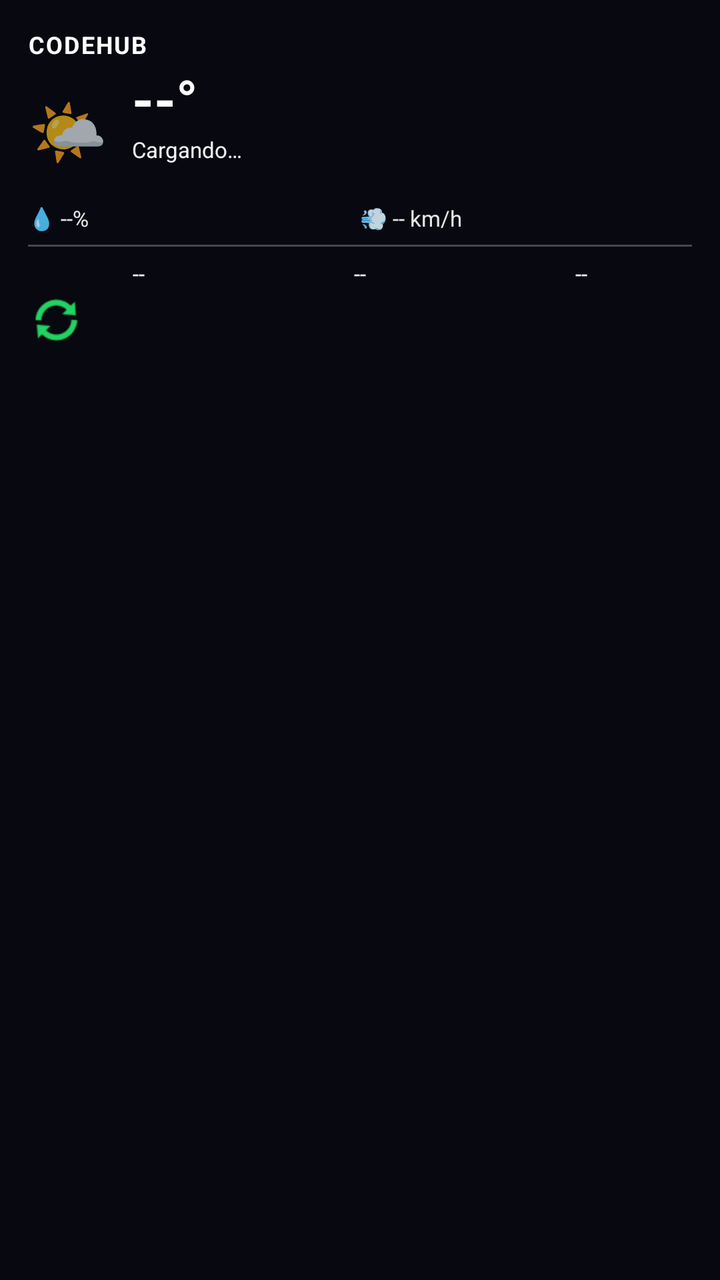
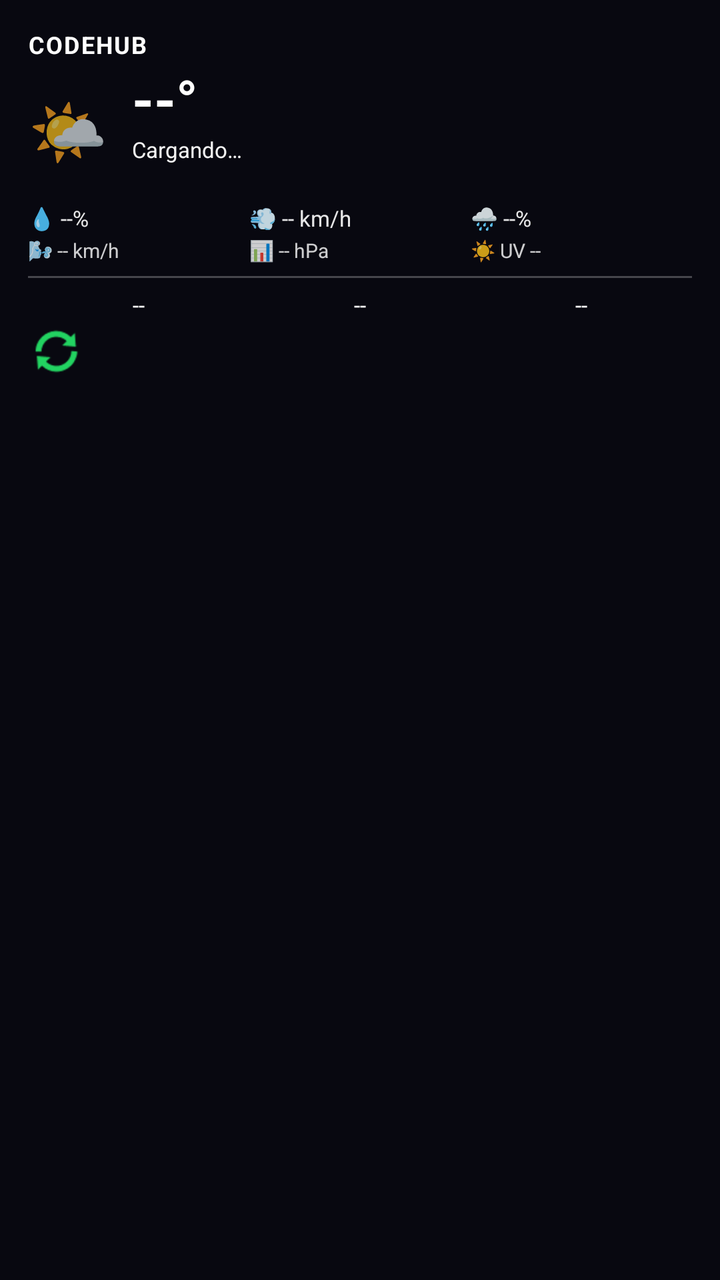

The first picture is an Android layout as it rendered before a commit; the second is the same layout after the commit. The layout source and the unified diff follow.
<!-- AndroidManifest.xml: application theme Theme.CodeHub -->
<!-- res/layout/widget_weather.xml -->
<?xml version="1.0" encoding="utf-8"?>
<FrameLayout xmlns:android="http://schemas.android.com/apk/res/android"
    android:id="@+id/widget_root"
    android:layout_width="match_parent"
    android:layout_height="match_parent">

    <ImageView
        android:id="@+id/widget_bg_image"
        android:layout_width="match_parent"
        android:layout_height="match_parent"
        android:scaleType="fitXY"
        android:contentDescription="@null" />

    <LinearLayout
        android:layout_width="match_parent"
        android:layout_height="match_parent"
        android:orientation="vertical"
        android:padding="14dp">

        
        <LinearLayout
            android:layout_width="match_parent"
            android:layout_height="wrap_content"
            android:orientation="horizontal"
            android:gravity="center_vertical"
            android:layout_marginBottom="4dp">

            <TextView
                android:id="@+id/widget_city"
                android:layout_width="0dp"
                android:layout_height="wrap_content"
                android:layout_weight="1"
                android:text="CodeHub"
                android:textColor="#FFFFFF"
                android:textSize="12sp"
                android:textStyle="bold"
                android:textAllCaps="true"
                android:letterSpacing="0.06"
                android:maxLines="1"
                android:ellipsize="end" />

            <TextView
                android:id="@+id/widget_updated"
                android:layout_width="wrap_content"
                android:layout_height="wrap_content"
                android:text=""
                android:textColor="#E6FFFFFF"
                android:textSize="10sp"
                android:maxLines="1" />
        </LinearLayout>

        
        <LinearLayout
            android:layout_width="match_parent"
            android:layout_height="wrap_content"
            android:orientation="horizontal"
            android:gravity="center_vertical"
            android:layout_marginBottom="2dp">

            <TextView
                android:id="@+id/widget_icon"
                android:layout_width="wrap_content"
                android:layout_height="wrap_content"
                android:layout_marginEnd="12dp"
                android:text="🌤️"
                android:textSize="32sp" />

            <LinearLayout
                android:layout_width="0dp"
                android:layout_height="wrap_content"
                android:layout_weight="1"
                android:orientation="vertical">

                <TextView
                    android:id="@+id/widget_temp"
                    android:layout_width="wrap_content"
                    android:layout_height="wrap_content"
                    android:text="--°"
                    android:textColor="#FFFFFF"
                    android:textSize="28sp"
                    android:textStyle="bold"
                    android:includeFontPadding="false" />

                <TextView
                    android:id="@+id/widget_condition"
                    android:layout_width="wrap_content"
                    android:layout_height="wrap_content"
                    android:text="Cargando…"
                    android:textColor="#F2FFFFFF"
                    android:textSize="11sp"
                    android:maxLines="1"
                    android:ellipsize="end" />

                <TextView
                    android:id="@+id/widget_feels"
                    android:layout_width="wrap_content"
                    android:layout_height="wrap_content"
                    android:text=""
                    android:textColor="#CCFFFFFF"
                    android:textSize="10sp"
                    android:maxLines="1" />
            </LinearLayout>
        </LinearLayout>

        
        <LinearLayout
            android:id="@+id/widget_stats_row"
            android:layout_width="match_parent"
            android:layout_height="wrap_content"
            android:orientation="horizontal"
            android:layout_marginTop="4dp">

            <TextView
                android:id="@+id/widget_humidity"
                android:layout_width="0dp"
                android:layout_height="wrap_content"
                android:layout_weight="1"
                android:text="💧 --%"
                android:textColor="#E6FFFFFF"
                android:textSize="11sp"
                android:maxLines="1" />

            <TextView
                android:id="@+id/widget_wind"
                android:layout_width="0dp"
                android:layout_height="wrap_content"
                android:layout_weight="1"
                android:text="💨 -- km/h"
                android:textColor="#E6FFFFFF"
                android:textSize="11sp"
                android:maxLines="1" />
        </LinearLayout>

        
        <View
            android:layout_width="match_parent"
            android:layout_height="1dp"
            android:layout_marginTop="6dp"
            android:layout_marginBottom="6dp"
            android:background="#40FFFFFF" />

        
        <LinearLayout
            android:id="@+id/widget_forecast_row"
            android:layout_width="match_parent"
            android:layout_height="wrap_content"
            android:orientation="horizontal"
            android:gravity="center_vertical">

            <TextView
                android:id="@+id/widget_forecast_d1"
                android:layout_width="0dp"
                android:layout_height="wrap_content"
                android:layout_weight="1"
                android:text="--"
                android:textColor="#FFFFFF"
                android:textSize="11sp"
                android:gravity="center"
                android:maxLines="3" />

            <TextView
                android:id="@+id/widget_forecast_d2"
                android:layout_width="0dp"
                android:layout_height="wrap_content"
                android:layout_weight="1"
                android:text="--"
                android:textColor="#FFFFFF"
                android:textSize="11sp"
                android:gravity="center"
                android:maxLines="3" />

            <TextView
                android:id="@+id/widget_forecast_d3"
                android:layout_width="0dp"
                android:layout_height="wrap_content"
                android:layout_weight="1"
                android:text="--"
                android:textColor="#FFFFFF"
                android:textSize="11sp"
                android:gravity="center"
                android:maxLines="3" />
        </LinearLayout>

        
        <LinearLayout
            android:layout_width="match_parent"
            android:layout_height="wrap_content"
            android:orientation="horizontal"
            android:gravity="center_vertical"
            android:layout_marginTop="2dp">

            <ProgressBar
                android:id="@+id/widget_refresh_progress"
                style="?android:attr/progressBarStyleSmall"
                android:layout_width="14dp"
                android:layout_height="14dp"
                android:indeterminate="true"
                android:indeterminateTint="#22D361"
                android:visibility="invisible" />

            <ImageButton
                android:id="@+id/widget_refresh"
                android:layout_width="28dp"
                android:layout_height="28dp"
                android:layout_marginStart="-14dp"
                android:background="@android:color/transparent"
                android:src="@android:drawable/ic_popup_sync"
                android:contentDescription="@string/widget_weather_description"
                android:scaleType="fitCenter"
                android:tint="#22D361"
                android:visibility="visible" />

            <TextView
                android:id="@+id/widget_updated2"
                android:layout_width="0dp"
                android:layout_height="wrap_content"
                android:layout_weight="1"
                android:text=""
                android:textColor="#D9FFFFFF"
                android:textSize="10sp"
                android:layout_marginStart="8dp"
                android:maxLines="1"
                android:gravity="end" />
        </LinearLayout>

    </LinearLayout>

</FrameLayout>
<!-- resources referenced by this layout -->
<resources>
  <string name="widget_weather_description">Clima de CodeHub — muestra tu temperatura, condición y ciudad actual, y abre la app al tocarlo.</string>
  <style name="Theme.CodeHub" parent="android:Theme.Material.NoActionBar">
          <item name="android:colorPrimary">#2f80ed</item>
          <item name="android:colorPrimaryDark">#080810</item>
          <item name="android:colorAccent">#2f80ed</item>
          <item name="android:windowBackground">#080810</item>
          <item name="android:statusBarColor">#080810</item>
          <item name="android:navigationBarColor">#080810</item>
      </style>
</resources>

<!-- the commit's change to res/layout/widget_weather.xml (unified diff, before → after) -->
@@ -129,7 +129,68 @@
                 android:textColor="#E6FFFFFF"
                 android:textSize="11sp"
                 android:maxLines="1" />
-        </LinearLayout>
+
+            <TextView
+                android:id="@+id/widget_rain"
+                android:layout_width="0dp"
+                android:layout_height="wrap_content"
+                android:layout_weight="1"
+                android:text="🌧️ --%"
+                android:textColor="#E6FFFFFF"
+                android:textSize="11sp"
+                android:maxLines="1" />
+        </LinearLayout>
+
+        <LinearLayout
+            android:id="@+id/widget_stats_row2"
+            android:layout_width="match_parent"
+            android:layout_height="wrap_content"
+            android:orientation="horizontal"
+            android:layout_marginTop="2dp">
+
+            <TextView
+                android:id="@+id/widget_gust"
+                android:layout_width="0dp"
+                android:layout_height="wrap_content"
+                android:layout_weight="1"
+                android:text="🌬️ -- km/h"
+                android:textColor="#CCFFFFFF"
+                android:textSize="10sp"
+                android:maxLines="1" />
+
+            <TextView
+                android:id="@+id/widget_pressure"
+                android:layout_width="0dp"
+                android:layout_height="wrap_content"
+                android:layout_weight="1"
+                android:text="📊 -- hPa"
+                android:textColor="#CCFFFFFF"
+                android:textSize="10sp"
+                android:maxLines="1" />
+
+            <TextView
+                android:id="@+id/widget_uv"
+                android:layout_width="0dp"
+                android:layout_height="wrap_content"
+                android:layout_weight="1"
+                android:text="☀️ UV --"
+                android:textColor="#CCFFFFFF"
+                android:textSize="10sp"
+                android:maxLines="1" />
+        </LinearLayout>
+
+        
+        <TextView
+            android:id="@+id/widget_sun"
+            android:layout_width="match_parent"
+            android:layout_height="wrap_content"
+            android:layout_marginTop="3dp"
+            android:text=""
+            android:textColor="#B3FFFFFF"
+            android:textSize="10sp"
+            android:gravity="center"
+            android:maxLines="1"
+            android:visibility="gone" />
 
         
         <View
